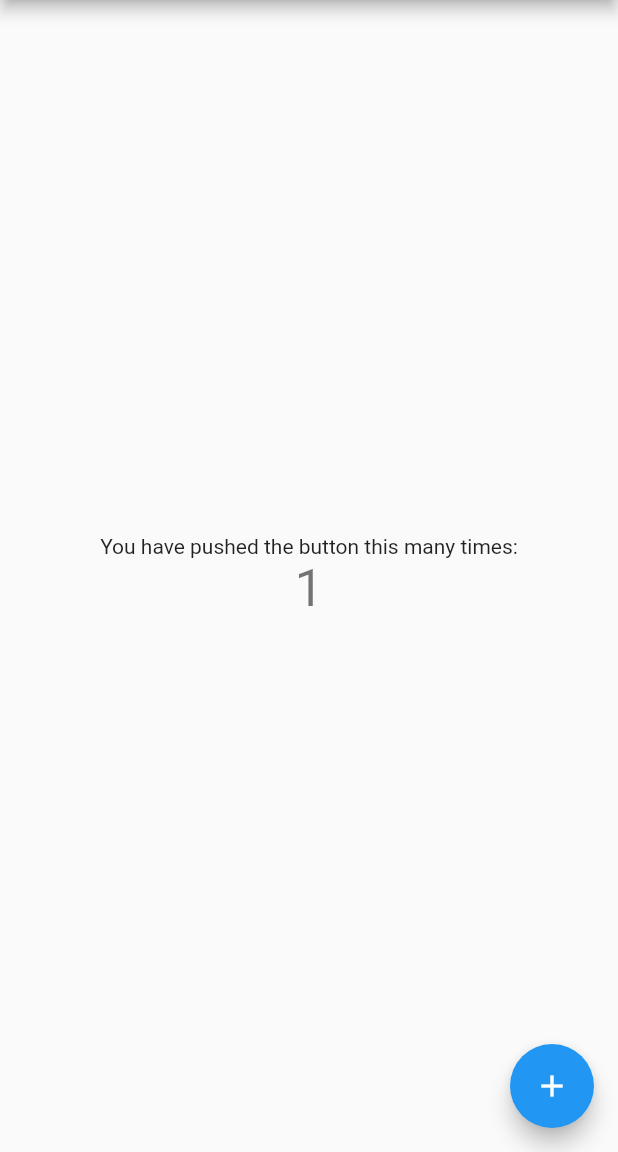
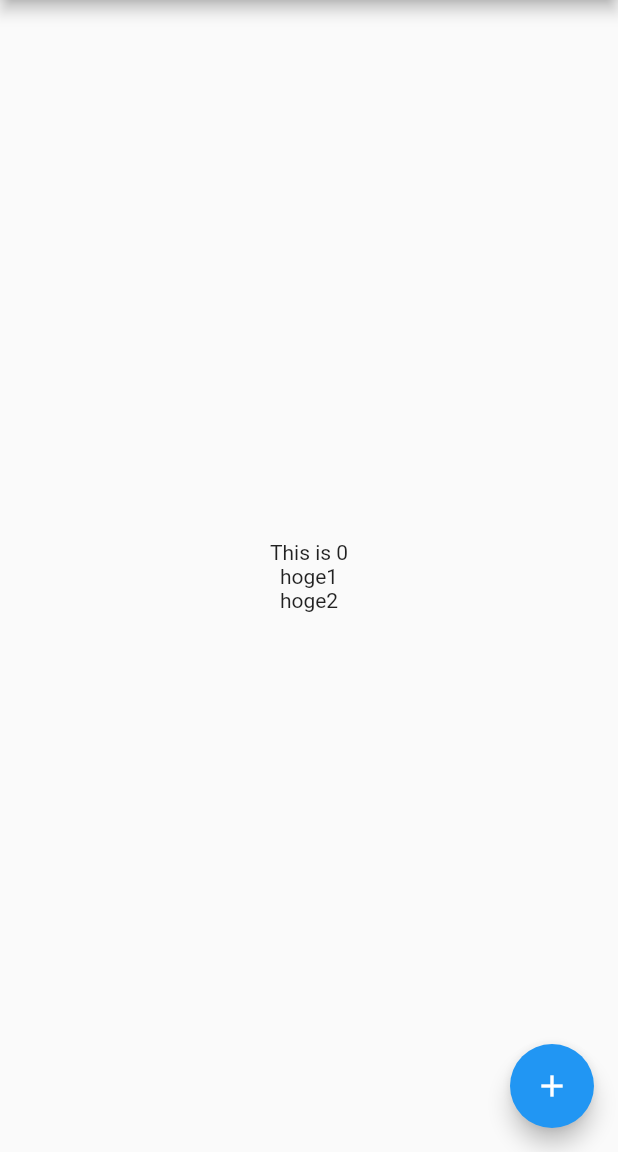
Before and after one commit to matsuhiro/flutter_dart_list_test, a Flutter app: the screen it shows after launch, after a tap on the "add" icon, on a phone screen of 412 x 824 dp, the part 84-1236 px from its top. Run offline on Flutter 3.47's test engine with Material 2 defaults, Android fonts, the phone set to English and light mode, and no system bars.

Commit message:
use list

```diff
--- a/lib/main.dart
+++ b/lib/main.dart
@@ -91,13 +91,13 @@ class _MyHomePageState extends State<MyHomePage> {
           // horizontal).
           mainAxisAlignment: MainAxisAlignment.center,
           children: <Widget>[
-            Text(
-              'You have pushed the button this many times:',
-            ),
-            Text(
-              '$_counter',
-              style: Theme.of(context).textTheme.display1,
-            ),
+            if (_counter % 2 == 0)
+              Text(
+                'Count is even!',
+              ),
+            if (_counter % 2 != 0)
+              for (var i = 0; i < _counter; i++) Text('This is $i'),
+            ..._widgets(),
           ],
         ),
       ),
@@ -108,4 +108,6 @@ class _MyHomePageState extends State<MyHomePage> {
       ), // This trailing comma makes auto-formatting nicer for build methods.
     );
   }
+
+  List<Widget> _widgets() => [Text('hoge1'), Text('hoge2')];
 }
--- a/pubspec.yaml
+++ b/pubspec.yaml
@@ -14,7 +14,7 @@ description: A new Flutter project.
 version: 1.0.0+1
 
 environment:
-  sdk: ">=2.1.0 <3.0.0"
+  sdk: ">=2.2.2 <3.0.0"
 
 dependencies:
   flutter:
```
